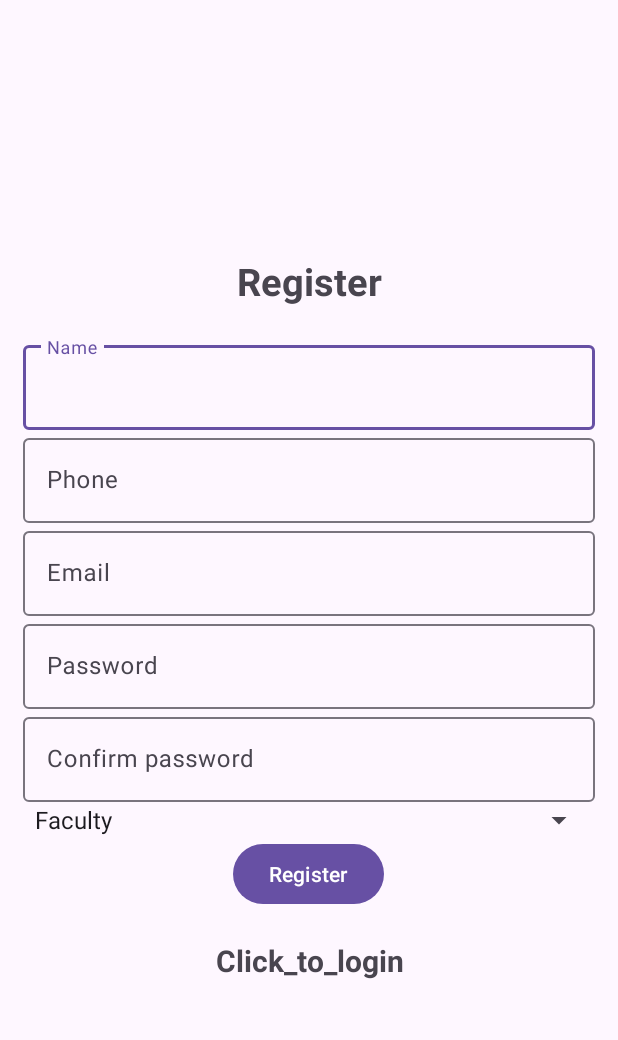
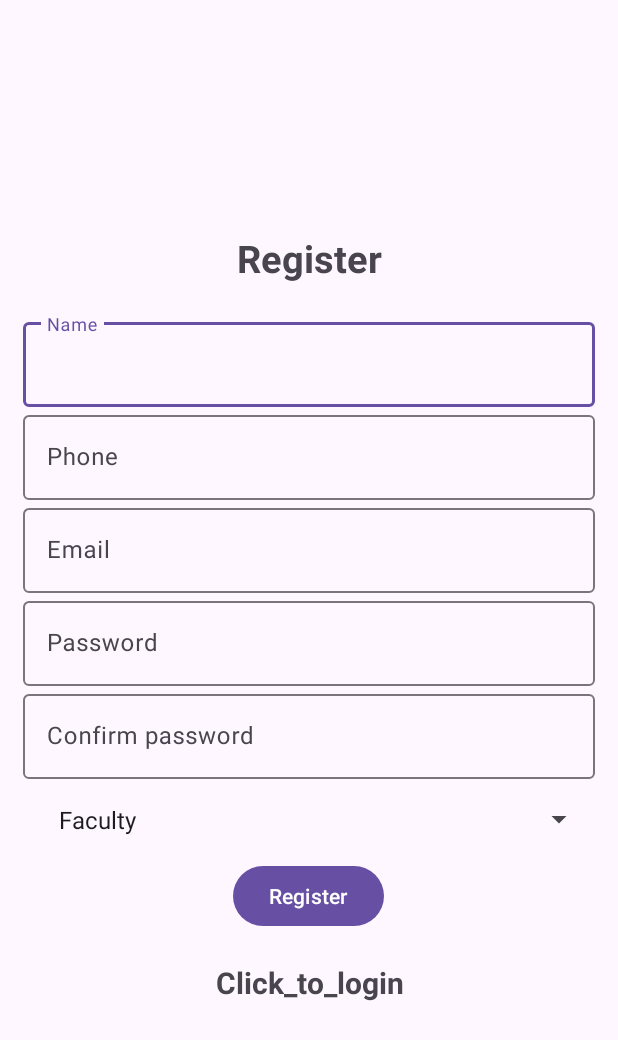
Before and after one commit to maitri0604/Group-Project, an Android app: the register_teacher screen opened directly, with no data from a screen before it, on a phone screen of 412 x 824 dp. Shown: the top 1040 px of the screen. Run offline under Robolectric (Android 15) with nearby library versions, the phone set to English and light mode, and no system bars; our stand-ins replace Firebase (no records; nobody signed in at launch, a user with empty details on screens opened directly).

Commit message:
minor chnages

```diff
--- a/app/src/main/java/com/wlu/eduease/register_teacher.java
+++ b/app/src/main/java/com/wlu/eduease/register_teacher.java
@@ -108,7 +108,6 @@ public class register_teacher extends AppCompatActivity {
                                             Toast.makeText(register_teacher.this, "Registration Successful", Toast.LENGTH_SHORT).show();
                                             Intent intent = new Intent(getApplicationContext(), user_login.class);
                                             startActivity(intent);
-                                            finish(); // Finish the activity after successful registration
                                         } else {
                                             Toast.makeText(register_teacher.this, "Failed to authenticate user", Toast.LENGTH_SHORT).show();
                                         }
--- a/app/src/main/res/layout/activity_register_teacher.xml
+++ b/app/src/main/res/layout/activity_register_teacher.xml
@@ -70,17 +70,13 @@
             android:layout_height="wrap_content"/>
     </com.google.android.material.textfield.TextInputLayout>
 
-    <com.google.android.material.textfield.TextInputLayout
-        android:layout_width="match_parent"
-        android:layout_height="wrap_content">
-        <!-- activity_main.xml -->
-        <Spinner
-            android:id="@+id/spinner"
-            android:layout_width="match_parent"
-            android:layout_height="wrap_content"
-            android:hint="Select Role"
-            android:entries="@array/spinner_items" />
-    </com.google.android.material.textfield.TextInputLayout>
+     <Spinner
+         android:id="@+id/spinner"
+         android:layout_width="match_parent"
+         android:layout_height="wrap_content"
+         android:hint="Select Role"
+         android:entries="@array/spinner_items"
+         android:padding="16dp"/>
 
     <ProgressBar
         android:id="@+id/progressBar"
```
